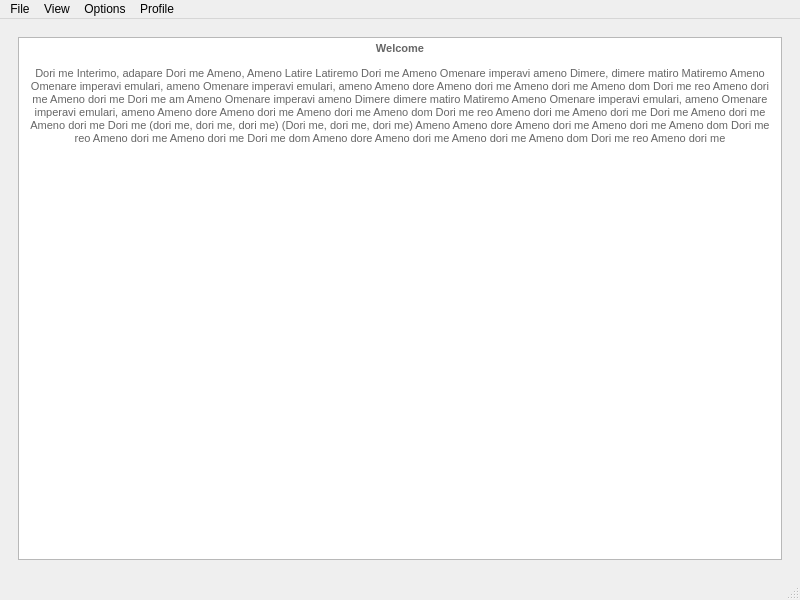
This is Desktop/MainApplication/GuitarCog.ui in SharafeevRavil/GuitarClassification as Qt 5 draws it before an edit. The edited form follows.
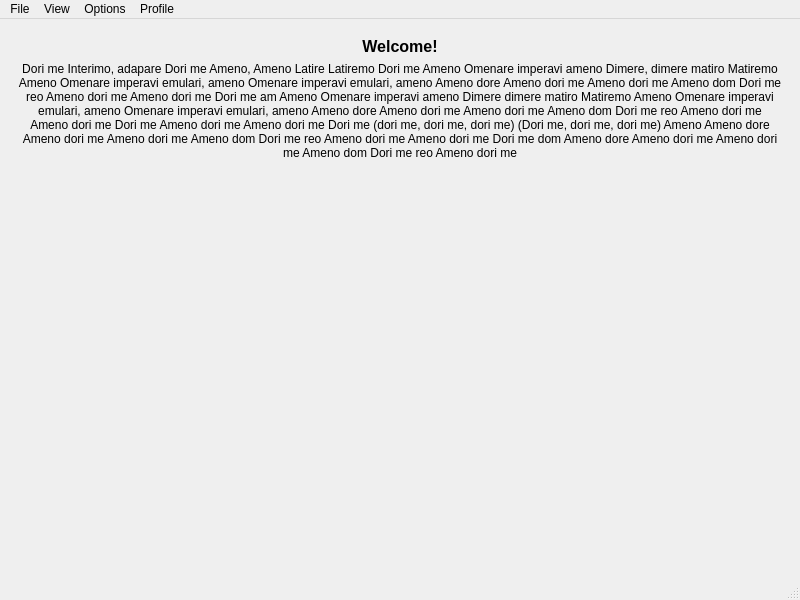
This is the edited form. The open tabs and pages were chosen to show the change.

Diff of the .ui file:
```diff
--- a/Desktop/MainApplication/GuitarCog.ui
+++ b/Desktop/MainApplication/GuitarCog.ui
@@ -29,43 +29,56 @@
       <widget class="QWidget" name="page_welcome">
        <layout class="QGridLayout" name="gridLayout">
         <item row="0" column="0">
-         <widget class="QTextBrowser" name="textBrowser">
-          <property name="html">
-           <string>&lt;!DOCTYPE HTML PUBLIC &quot;-//W3C//DTD HTML 4.0//EN&quot; &quot;http://www.w3.org/TR/REC-html40/strict.dtd&quot;&gt;
-&lt;html&gt;&lt;head&gt;&lt;meta name=&quot;qrichtext&quot; content=&quot;1&quot; /&gt;&lt;meta charset=&quot;utf-8&quot; /&gt;&lt;style type=&quot;text/css&quot;&gt;
-p, li { white-space: pre-wrap; }
-hr { height: 1px; border-width: 0; }
-li.unchecked::marker { content: &quot;\2610&quot;; }
-li.checked::marker { content: &quot;\2612&quot;; }
-&lt;/style&gt;&lt;/head&gt;&lt;body style=&quot; font-family:'Segoe UI'; font-size:9pt; font-weight:400; font-style:normal;&quot;&gt;
-&lt;p align=&quot;center&quot; style=&quot; margin-top:12px; margin-bottom:12px; margin-left:0px; margin-right:0px; -qt-block-indent:0; text-indent:0px;&quot;&gt;&lt;span style=&quot; font-family:'Helvetica'; font-size:8pt; font-weight:600; color:#666666;&quot;&gt;Welcome&lt;/span&gt;&lt;/p&gt;
-&lt;p align=&quot;center&quot; style=&quot; margin-top:12px; margin-bottom:12px; margin-left:0px; margin-right:0px; -qt-block-indent:0; text-indent:0px;&quot;&gt;&lt;span style=&quot; font-family:'Helvetica'; font-size:8pt; color:#666666;&quot;&gt;Dori me Interimo, adapare Dori me Ameno, Ameno Latire Latiremo Dori me Ameno Omenare imperavi ameno Dimere, dimere matiro Matiremo Ameno Omenare imperavi emulari, ameno Omenare imperavi emulari, ameno Ameno dore Ameno dori me Ameno dori me Ameno dom Dori me reo Ameno dori me Ameno dori me Dori me am Ameno Omenare imperavi ameno Dimere dimere matiro Matiremo Ameno Omenare imperavi emulari, ameno Omenare imperavi emulari, ameno Ameno dore Ameno dori me Ameno dori me Ameno dom Dori me reo Ameno dori me Ameno dori me Dori me Ameno dori me Ameno dori me Dori me (dori me, dori me, dori me) (Dori me, dori me, dori me) Ameno Ameno dore Ameno dori me Ameno dori me Ameno dom Dori me reo Ameno dori me Ameno dori me Dori me dom Ameno dore Ameno dori me Ameno dori me Ameno dom Dori me reo Ameno dori me&lt;/span&gt;&lt;/p&gt;&lt;/body&gt;&lt;/html&gt;</string>
+         <widget class="QLabel" name="label_welcome">
+          <property name="font">
+           <font>
+            <pointsize>12</pointsize>
+            <bold>true</bold>
+           </font>
           </property>
+          <property name="text">
+           <string>Welcome!</string>
+          </property>
+          <property name="textFormat">
+           <enum>Qt::AutoText</enum>
+          </property>
+          <property name="scaledContents">
+           <bool>false</bool>
+          </property>
+          <property name="alignment">
+           <set>Qt::AlignCenter</set>
+          </property>
          </widget>
         </item>
-       </layout>
-      </widget>
-      <widget class="QWidget" name="page_from_file">
-       <layout class="QGridLayout" name="gridLayout_3">
-        <item row="0" column="0">
-         <widget class="QTextBrowser" name="textBrowser_2">
-          <property name="html">
-           <string>&lt;!DOCTYPE HTML PUBLIC &quot;-//W3C//DTD HTML 4.0//EN&quot; &quot;http://www.w3.org/TR/REC-html40/strict.dtd&quot;&gt;
-&lt;html&gt;&lt;head&gt;&lt;meta name=&quot;qrichtext&quot; content=&quot;1&quot; /&gt;&lt;meta charset=&quot;utf-8&quot; /&gt;&lt;style type=&quot;text/css&quot;&gt;
-p, li { white-space: pre-wrap; }
-hr { height: 1px; border-width: 0; }
-li.unchecked::marker { content: &quot;\2610&quot;; }
-li.checked::marker { content: &quot;\2612&quot;; }
-&lt;/style&gt;&lt;/head&gt;&lt;body style=&quot; font-family:'Segoe UI'; font-size:9pt; font-weight:400; font-style:normal;&quot;&gt;
-&lt;p align=&quot;center&quot; style=&quot; margin-top:12px; margin-bottom:12px; margin-left:0px; margin-right:0px; -qt-block-indent:0; text-indent:0px;&quot;&gt;ХУЙ&lt;/p&gt;
-&lt;p align=&quot;center&quot; style=&quot; margin-top:12px; margin-bottom:12px; margin-left:0px; margin-right:0px; -qt-block-indent:0; text-indent:0px;&quot;&gt;ХУЙ&lt;/p&gt;
-&lt;p align=&quot;center&quot; style=&quot; margin-top:12px; margin-bottom:12px; margin-left:0px; margin-right:0px; -qt-block-indent:0; text-indent:0px;&quot;&gt;ХУЙ&lt;/p&gt;
-&lt;p align=&quot;center&quot; style=&quot; margin-top:12px; margin-bottom:12px; margin-left:0px; margin-right:0px; -qt-block-indent:0; text-indent:0px;&quot;&gt;ХУЙ&lt;/p&gt;
-&lt;p align=&quot;center&quot; style=&quot; margin-top:12px; margin-bottom:12px; margin-left:0px; margin-right:0px; -qt-block-indent:0; text-indent:0px;&quot;&gt;ХУЙ&lt;/p&gt;
-&lt;p align=&quot;center&quot; style=&quot;-qt-paragraph-type:empty; margin-top:12px; margin-bottom:12px; margin-left:0px; margin-right:0px; -qt-block-indent:0; text-indent:0px;&quot;&gt;&lt;br /&gt;&lt;/p&gt;&lt;/body&gt;&lt;/html&gt;</string>
+        <item row="1" column="0">
+         <widget class="QLabel" name="label_welcome_text">
+          <property name="text">
+           <string>Dori me Interimo, adapare Dori me Ameno, Ameno Latire Latiremo Dori me Ameno Omenare imperavi ameno Dimere, dimere matiro Matiremo Ameno Omenare imperavi emulari, ameno Omenare imperavi emulari, ameno Ameno dore Ameno dori me Ameno dori me Ameno dom Dori me reo Ameno dori me Ameno dori me Dori me am Ameno Omenare imperavi ameno Dimere dimere matiro Matiremo Ameno Omenare imperavi emulari, ameno Omenare imperavi emulari, ameno Ameno dore Ameno dori me Ameno dori me Ameno dom Dori me reo Ameno dori me Ameno dori me Dori me Ameno dori me Ameno dori me Dori me (dori me, dori me, dori me) (Dori me, dori me, dori me) Ameno Ameno dore Ameno dori me Ameno dori me Ameno dom Dori me reo Ameno dori me Ameno dori me Dori me dom Ameno dore Ameno dori me Ameno dori me Ameno dom Dori me reo Ameno dori me</string>
           </property>
+          <property name="textFormat">
+           <enum>Qt::AutoText</enum>
+          </property>
+          <property name="alignment">
+           <set>Qt::AlignHCenter|Qt::AlignTop</set>
+          </property>
+          <property name="wordWrap">
+           <bool>true</bool>
+          </property>
          </widget>
         </item>
+        <item row="2" column="0">
+         <spacer name="verticalSpacer_3">
+          <property name="orientation">
+           <enum>Qt::Vertical</enum>
+          </property>
+          <property name="sizeHint" stdset="0">
+           <size>
+            <width>20</width>
+            <height>40</height>
+           </size>
+          </property>
+         </spacer>
+        </item>
        </layout>
       </widget>
      </widget>
```
Left out of the diff: 2 changed lines with no effect on the pictures.
